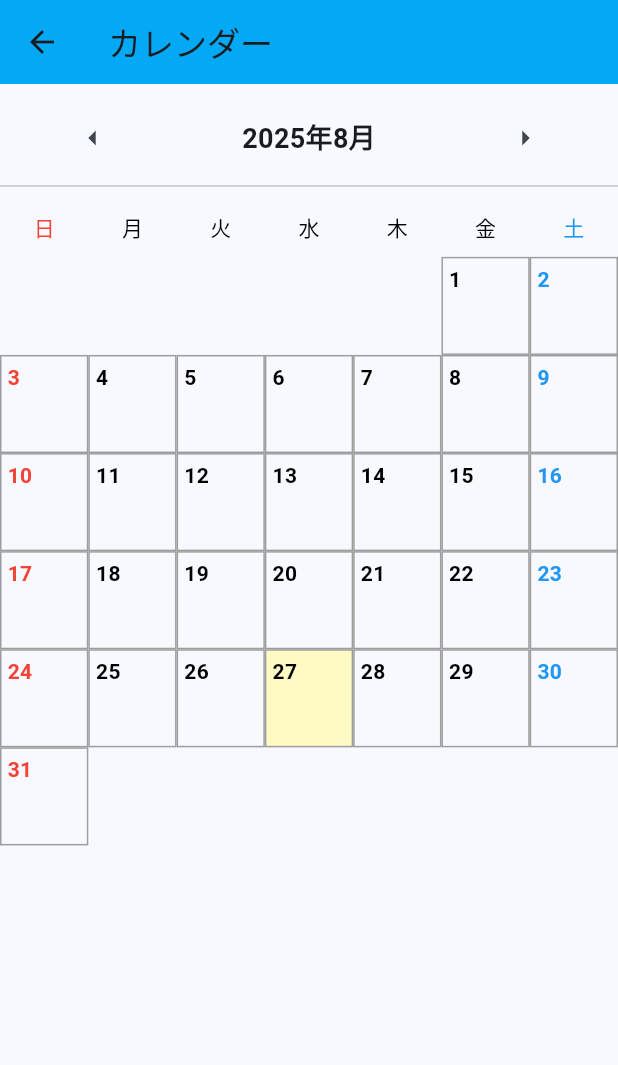
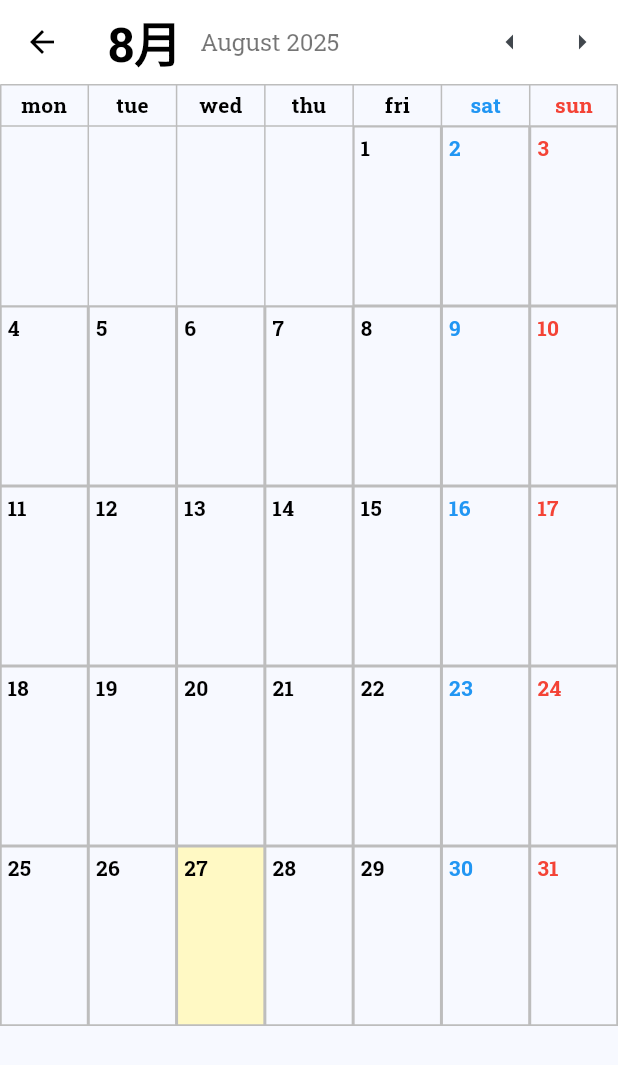
Before and after one commit to 9970628/syuukatusensi, a Flutter app: the CalendarScreen screen opened by its route, on a phone screen of 412 x 824 dp. Shown: the top 1065 px of the screen. Run offline on Flutter 3.47's test engine with Material 3 defaults, Android fonts, the phone set to English and light mode, and no system bars; our stand-ins replace device_preview, go_router, google_fonts, shared_preferences; missing offline and left inert: flame, flame_audio; accounts and stored records are empty.

Commit message:
カレンダー改善

```diff
--- a/lib/features/calendar/calender_screen.dart
+++ b/lib/features/calendar/calender_screen.dart
@@ -4,6 +4,7 @@ import 'package:intl/date_symbol_data_local.dart';
 import 'package:go_router/go_router.dart';
 import 'package:provider/provider.dart';
 import 'package:sennsi_app/shared/models/task.dart';
+import 'package:google_fonts/google_fonts.dart';
 
 class CalendarScreen extends StatefulWidget {
   @override
@@ -25,80 +26,6 @@ class _CalendarScreenState extends State<CalendarScreen> {
     });
   }
 
-  List<Widget> _buildDaysOfWeek() {
-    const days = ['日', '月', '火', '水', '木', '金', '土'];
-    return List.generate(7, (i) {
-      Color color = (i == 0)
-          ? Colors.red
-          : (i == 6)
-              ? Colors.blue
-              : Colors.black;
-      return Center(child: Text(days[i], style: TextStyle(color: color)));
-    });
-  }
-
-  List<Widget> _buildCalendarCells() {
-    final firstDay = DateTime(_currentDate.year, _currentDate.month, 1);
-    final lastDay = DateTime(_currentDate.year, _currentDate.month + 1, 0);
-    final startWeekday = firstDay.weekday % 7;
-    final totalDays = lastDay.day;
-
-    List<Widget> cells = [];
-
-    for (int i = 0; i < startWeekday; i++) {
-      cells.add(Container());
-    }
-
-    for (int day = 1; day <= totalDays; day++) {
-      final date = DateTime(_currentDate.year, _currentDate.month, day);
-      final dateStr = DateFormat('yyyy-MM-dd').format(date);
-      final isToday = DateTime.now().day == day &&
-          DateTime.now().month == _currentDate.month &&
-          DateTime.now().year == _currentDate.year;
-
-      final isSunday = date.weekday % 7 == 0;
-      final isSaturday = date.weekday == 6;
-
-      cells.add(Consumer<GoalModel>(
-        builder: (context, goalModel, child) {
-          final todos = goalModel.getCalendarTasks()[dateStr] ?? [];
-
-          return Container(
-            padding: EdgeInsets.all(4),
-            decoration: BoxDecoration(
-              color: isToday ? Colors.yellow.shade100 : null,
-              border: Border.all(color: Colors.grey),
-            ),
-            child: Column(
-              crossAxisAlignment: CrossAxisAlignment.start,
-              children: [
-                Text(
-                  '$day',
-                  style: TextStyle(
-                    color: isSunday
-                        ? Colors.red
-                        : isSaturday
-                            ? Colors.blue
-                            : Colors.black,
-                    fontWeight: FontWeight.bold,
-                  ),
-                ),
-                ...todos.map((todo) => Container(
-                      margin: EdgeInsets.only(top: 2),
-                      padding: EdgeInsets.symmetric(horizontal: 2, vertical: 1),
-                      color: Colors.cyan.shade100,
-                      child: Text(todo, style: TextStyle(fontSize: 10)),
-                    )),
-              ],
-            ),
-          );
-        },
-      ));
-    }
-
-    return cells;
-  }
-
   @override
   void initState() {
     super.initState();
@@ -107,46 +34,171 @@ class _CalendarScreenState extends State<CalendarScreen> {
 
   @override
   Widget build(BuildContext context) {
-    final monthStr = DateFormat.yMMMM('ja').format(_currentDate);
+    final monthNum = DateFormat.M('ja').format(_currentDate); // 月(数字)
+    final yearMonth = DateFormat.yMMMM('en').format(_currentDate); // 年/月
+
+    final firstDay = DateTime(_currentDate.year, _currentDate.month, 1);
+    final lastDay = DateTime(_currentDate.year, _currentDate.month + 1, 0);
+    final startWeekday = firstDay.weekday % 7;
+    final totalDays = lastDay.day;
+
+    // 曜日行
+    const days = ['mon', 'tue', 'wed', 'thu', 'fri', 'sat', 'sun'];
+
+    // 行リスト
+    List<TableRow> rows = [];
+
+    // 曜日ヘッダー
+    rows.add(
+      TableRow(
+        children: List.generate(7, (i) {
+          Color color =
+              (i == 6) ? Colors.red : (i == 5 ? Colors.blue : Colors.black);
+          return Center(
+            child: Padding(
+              padding: const EdgeInsets.all(4),
+              child: Text(
+                days[i],
+                style: GoogleFonts.robotoSlab(
+                  color: color,
+                  fontWeight: FontWeight.bold,
+                  fontSize: 14,
+                ),
+              ),
+            ),
+          );
+        }),
+      ),
+    );
+
+    // 日付セル
+    List<Widget> cells = [];
+    for (int i = 0; i < (startWeekday == 0 ? 6 : startWeekday - 1); i++) {
+      cells.add(Container()); // 前の空白
+    }
+
+    for (int day = 1; day <= totalDays; day++) {
+      final date = DateTime(_currentDate.year, _currentDate.month, day);
+      final dateStr = DateFormat('yyyy-MM-dd').format(date);
+      final isToday =
+          DateTime.now().day == day &&
+          DateTime.now().month == _currentDate.month &&
+          DateTime.now().year == _currentDate.year;
+
+      final isSunday = date.weekday == 7;
+      final isSaturday = date.weekday == 6;
+
+      cells.add(
+        Consumer<GoalModel>(
+          builder: (context, goalModel, child) {
+            final todos = goalModel.getCalendarTasks()[dateStr] ?? [];
+            return Container(
+              height: 120, // ← ここで縦長に固定！
+              decoration: BoxDecoration(
+                color: isToday ? Colors.yellow.shade100 : null,
+                border: Border.all(color: Colors.grey.shade400),
+              ),
+              padding: EdgeInsets.all(4),
+              child: Column(
+                crossAxisAlignment: CrossAxisAlignment.start,
+                children: [
+                  Text(
+                    '$day',
+                    style: GoogleFonts.robotoSlab(
+                      color:
+                          isSunday
+                              ? Colors.red
+                              : isSaturday
+                              ? Colors.blue
+                              : Colors.black,
+                      fontWeight: FontWeight.bold,
+                    ),
+                  ),
+                  SizedBox(height: 4),
+                  Expanded(
+                    child: Wrap(
+                      spacing: 4,
+                      runSpacing: 4,
+                      children:
+                          todos
+                              .map(
+                                (todo) => Container(
+                                  padding: EdgeInsets.symmetric(
+                                    horizontal: 6,
+                                    vertical: 2,
+                                  ),
+                                  decoration: BoxDecoration(
+                                    color: Colors.cyan.shade100,
+                                    borderRadius: BorderRadius.circular(6),
+                                  ),
+                                  child: Text(
+                                    todo,
+                                    style: GoogleFonts.robotoSlab(fontSize: 10),
+                                    overflow: TextOverflow.ellipsis,
+                                  ),
+                                ),
+                              )
+                              .toList(),
+                    ),
+                  ),
+                ],
+              ),
+            );
+          },
+        ),
+      );
+    }
+
+    // 7列ごとに分割
+    for (int i = 0; i < cells.length; i += 7) {
+      rows.add(
+        TableRow(
+          children: List.generate(
+            7,
+            (j) => i + j < cells.length ? cells[i + j] : Container(),
+          ),
+        ),
+      );
+    }
 
     return Scaffold(
       appBar: AppBar(
-        backgroundColor: Colors.lightBlue,
-        title: Text('カレンダー'),
+        backgroundColor: Colors.white,
+        elevation: 0,
         leading: IconButton(
-          icon: Icon(Icons.arrow_back),
+          icon: Icon(Icons.arrow_back, color: Colors.black),
           onPressed: () => context.go('/home'),
         ),
+        title: Row(
+          children: [
+            Text(
+              monthNum,
+              style: GoogleFonts.robotoSlab(
+                fontSize: 32,
+                fontWeight: FontWeight.bold,
+                color: Colors.black,
+              ),
+            ),
+            SizedBox(width: 12),
+            Text(
+              yearMonth,
+              style: GoogleFonts.robotoSlab(
+                fontSize: 16,
+                color: Colors.black54,
+              ),
+            ),
+          ],
+        ),
+        actions: [
+          IconButton(icon: Icon(Icons.arrow_left), onPressed: _previousMonth),
+          IconButton(icon: Icon(Icons.arrow_right), onPressed: _nextMonth),
+        ],
       ),
-      body: Column(
-        children: [
-          SizedBox(height: 12),
-          Row(
-            mainAxisAlignment: MainAxisAlignment.spaceAround,
-            children: [
-              IconButton(icon: Icon(Icons.arrow_left), onPressed: _previousMonth),
-              Text(monthStr,
-                  style:
-                      TextStyle(fontSize: 18, fontWeight: FontWeight.bold)),
-              IconButton(icon: Icon(Icons.arrow_right), onPressed: _nextMonth),
-            ],
-          ),
-          Divider(),
-          GridView.count(
-            shrinkWrap: true,
-            crossAxisCount: 7,
-            childAspectRatio: 1.5,
-            physics: NeverScrollableScrollPhysics(),
-            children: _buildDaysOfWeek(),
-          ),
-          Expanded(
-            child: GridView.count(
-              crossAxisCount: 7,
-              childAspectRatio: 0.9,
-              children: _buildCalendarCells(),
-            ),
-          ),
-        ],
+      body: SingleChildScrollView(
+        child: Table(
+          border: TableBorder.all(color: Colors.grey.shade400),
+          children: rows,
+        ),
       ),
     );
   }
--- a/lib/shared/models/task.dart
+++ b/lib/shared/models/task.dart
@@ -85,11 +85,17 @@ class GoalModel extends ChangeNotifier {
 
   // 中目標の操作
   void addMediumGoal(String title, DateTime? deadline) {
-    _mediumGoals.add(MediumGoal(title: title, deadline: deadline, smallGoals: []));
+    _mediumGoals.add(
+      MediumGoal(title: title, deadline: deadline, smallGoals: []),
+    );
     _notify();
   }
 
-  void editMediumGoal(MediumGoal goalToEdit, String newTitle, DateTime? newDeadline) {
+  void editMediumGoal(
+    MediumGoal goalToEdit,
+    String newTitle,
+    DateTime? newDeadline,
+  ) {
     goalToEdit.title = newTitle;
     goalToEdit.deadline = newDeadline;
     _notify();
@@ -111,7 +117,11 @@ class GoalModel extends ChangeNotifier {
     _notify();
   }
 
-  void editSmallGoal(SmallGoal goalToEdit, String newTitle, DateTime? newDeadline) {
+  void editSmallGoal(
+    SmallGoal goalToEdit,
+    String newTitle,
+    DateTime? newDeadline,
+  ) {
     goalToEdit.title = newTitle;
     goalToEdit.deadline = newDeadline;
     _notify();
@@ -130,40 +140,104 @@ class GoalModel extends ChangeNotifier {
 
   // ダイアログ表示メソッド (BuildContextが必要なので引数で受け取る)
   void showAddMediumGoalDialog(BuildContext context) {
-    showDialog(context: context, builder: (context) => AddOrEditMediumGoalDialog(onSave: addMediumGoal));
+    showDialog(
+      context: context,
+      builder: (context) => AddOrEditMediumGoalDialog(onSave: addMediumGoal),
+    );
   }
 
   void showEditMediumGoalDialog(BuildContext context, MediumGoal goal) {
-    showDialog(context: context, builder: (context) => AddOrEditMediumGoalDialog(onSave: (title, deadline) => editMediumGoal(goal, title, deadline), isEditMode: true, initialGoal: goal));
+    showDialog(
+      context: context,
+      builder:
+          (context) => AddOrEditMediumGoalDialog(
+            onSave: (title, deadline) => editMediumGoal(goal, title, deadline),
+            isEditMode: true,
+            initialGoal: goal,
+          ),
+    );
   }
 
   void showAddSmallGoalDialog(BuildContext context, MediumGoal parentGoal) {
-    showDialog(context: context, builder: (context) => AddOrEditSmallGoalDialog(onSave: (title, deadline) => addSmallGoal(parentGoal, title, deadline)));
+    showDialog(
+      context: context,
+      builder:
+          (context) => AddOrEditSmallGoalDialog(
+            onSave:
+                (title, deadline) => addSmallGoal(parentGoal, title, deadline),
+          ),
+    );
   }
 
-  void showEditSmallGoalDialog(BuildContext context, MediumGoal parentGoal, SmallGoal smallGoal) {
-    showDialog(context: context, builder: (context) => AddOrEditSmallGoalDialog(onSave: (title, deadline) => editSmallGoal(smallGoal, title, deadline), isEditMode: true, initialGoal: smallGoal));
+  void showEditSmallGoalDialog(
+    BuildContext context,
+    MediumGoal parentGoal,
+    SmallGoal smallGoal,
+  ) {
+    showDialog(
+      context: context,
+      builder:
+          (context) => AddOrEditSmallGoalDialog(
+            onSave:
+                (title, deadline) => editSmallGoal(smallGoal, title, deadline),
+            isEditMode: true,
+            initialGoal: smallGoal,
+          ),
+    );
   }
 
-  void showDeleteConfirmDialog(BuildContext context, {required MediumGoal goal}) {
-    showDialog(context: context, builder: (BuildContext context) => AlertDialog(
+  void showDeleteConfirmDialog(
+    BuildContext context, {
+    required MediumGoal goal,
+  }) {
+    showDialog(
+      context: context,
+      builder:
+          (BuildContext context) => AlertDialog(
             title: const Text('目標の削除'),
             content: Text('「${goal.title}」を本当に削除しますか？\n（中の小目標もすべて削除されます）'),
             actions: <Widget>[
-        TextButton(child: const Text('キャンセル'), onPressed: () => Navigator.of(context).pop()),
-        TextButton(child: const Text('削除', style: TextStyle(color: Colors.red)), onPressed: () { deleteMediumGoal(goal); Navigator.of(context).pop(); })
+              TextButton(
+                child: const Text('キャンセル'),
+                onPressed: () => Navigator.of(context).pop(),
+              ),
+              TextButton(
+                child: const Text('削除', style: TextStyle(color: Colors.red)),
+                onPressed: () {
+                  deleteMediumGoal(goal);
+                  Navigator.of(context).pop();
+                },
+              ),
             ],
-    ));
+          ),
+    );
   }
 
-  void showDeleteConfirmDialogForSmallGoal(BuildContext context, {required MediumGoal parentGoal, required SmallGoal smallGoal}) {
-    showDialog(context: context, builder: (BuildContext context) => AlertDialog(
+  void showDeleteConfirmDialogForSmallGoal(
+    BuildContext context, {
+    required MediumGoal parentGoal,
+    required SmallGoal smallGoal,
+  }) {
+    showDialog(
+      context: context,
+      builder:
+          (BuildContext context) => AlertDialog(
             title: const Text('小目標の削除'),
             content: Text('「${smallGoal.title}」を本当に削除しますか？'),
             actions: <Widget>[
-        TextButton(child: const Text('キャンセル'), onPressed: () => Navigator.of(context).pop()),
-        TextButton(child: const Text('削除', style: TextStyle(color: Colors.red)), onPressed: () { deleteSmallGoal(parentGoal, smallGoal); Navigator.of(context).pop(); })
+              TextButton(
+                child: const Text('キャンセル'),
+                onPressed: () => Navigator.of(context).pop(),
+              ),
+              TextButton(
+                child: const Text('削除', style: TextStyle(color: Colors.red)),
+                onPressed: () {
+                  deleteSmallGoal(parentGoal, smallGoal);
+                  Navigator.of(context).pop();
+                },
+              ),
             ],
-    ));
+          ),
+    );
   }
 }
--- a/lib/shared/widgets/add_edit_medium_goal_dialog.dart
+++ b/lib/shared/widgets/add_edit_medium_goal_dialog.dart
@@ -9,10 +9,16 @@ class AddOrEditMediumGoalDialog extends StatefulWidget {
   final bool isEditMode;
   final MediumGoal? initialGoal;
 
-  const AddOrEditMediumGoalDialog({ super.key, required this.onSave, this.isEditMode = false, this.initialGoal });
+  const AddOrEditMediumGoalDialog({
+    super.key,
+    required this.onSave,
+    this.isEditMode = false,
+    this.initialGoal,
+  });
 
   @override
-  State<AddOrEditMediumGoalDialog> createState() => _AddOrEditMediumGoalDialogState();
+  State<AddOrEditMediumGoalDialog> createState() =>
+      _AddOrEditMediumGoalDialogState();
 }
 
 class _AddOrEditMediumGoalDialogState extends State<AddOrEditMediumGoalDialog> {
@@ -29,22 +35,62 @@ class _AddOrEditMediumGoalDialogState extends State<AddOrEditMediumGoalDialog> {
   }
 
   Future<void> _pickDate() async {
-    final DateTime? picked = await showDatePicker(context: context, initialDate: _selectedDate ?? DateTime.now(), firstDate: DateTime.now(), lastDate: DateTime(2101));
-    if (picked != null && picked != _selectedDate) setState(() { _selectedDate = picked; });
+    final DateTime? picked = await showDatePicker(
+      context: context,
+      initialDate: _selectedDate ?? DateTime.now(),
+      firstDate: DateTime.now(),
+      lastDate: DateTime(2101),
+    );
+    if (picked != null && picked != _selectedDate)
+      setState(() {
+        _selectedDate = picked;
+      });
   }
 
   @override
   Widget build(BuildContext context) {
     return AlertDialog(
       title: Text(widget.isEditMode ? '中目標の編集' : '中目標の追加'),
-      content: Column(mainAxisSize: MainAxisSize.min, children: [
-        TextField(controller: _titleController, decoration: const InputDecoration(hintText: '目標のタイトル'), autofocus: true),
-        const SizedBox(height: 16),
-        Row(children: [ Expanded(child: Text(_selectedDate == null ? '期限を選択' : '期限: ${DateFormat('yyyy/MM/dd').format(_selectedDate!)}')), IconButton(icon: const Icon(Icons.calendar_today), onPressed: _pickDate) ])
-      ]),
+      content: Column(
+        mainAxisSize: MainAxisSize.min,
+        children: [
+          TextField(
+            controller: _titleController,
+            decoration: const InputDecoration(hintText: '目標のタイトル'),
+            autofocus: true,
+          ),
+          const SizedBox(height: 16),
+          Row(
+            children: [
+              Expanded(
+                child: Text(
+                  _selectedDate == null
+                      ? '期限を選択'
+                      : '期限: ${DateFormat('yyyy/MM/dd').format(_selectedDate!)}',
+                ),
+              ),
+              IconButton(
+                icon: const Icon(Icons.calendar_today),
+                onPressed: _pickDate,
+              ),
+            ],
+          ),
+        ],
+      ),
       actions: <Widget>[
-        TextButton(child: const Text('キャンセル'), onPressed: () => Navigator.of(context).pop()),
-        TextButton(child: Text(widget.isEditMode ? '保存' : '追加'), onPressed: () { if (_titleController.text.isNotEmpty) { widget.onSave(_titleController.text, _selectedDate); Navigator.of(context).pop(); } }),
+        TextButton(
+          child: const Text('キャンセル'),
+          onPressed: () => Navigator.of(context).pop(),
+        ),
+        TextButton(
+          child: Text(widget.isEditMode ? '保存' : '追加'),
+          onPressed: () {
+            if (_titleController.text.isNotEmpty) {
+              widget.onSave(_titleController.text, _selectedDate);
+              Navigator.of(context).pop();
+            }
+          },
+        ),
       ],
     );
   }
--- a/pubspec.yaml
+++ b/pubspec.yaml
@@ -34,6 +34,7 @@ dependencies:
   flame: ^1.11.0
   cupertino_icons: ^1.0.8
   intl: ^0.20.2
+  google_fonts: ^6.0.0
 
   go_router: ^15.1.3
   shared_preferences: ^2.5.3
```
Also changed, not shown: pubspec.lock. Lines whose indentation alone changed are shown as unchanged.
